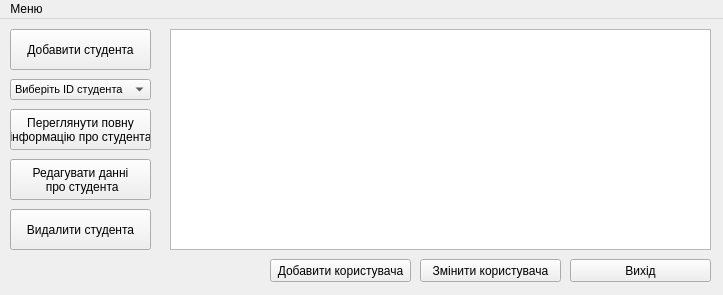
Shuna322/QtKyrsova, file mainwindow.ui: the form before one commit.
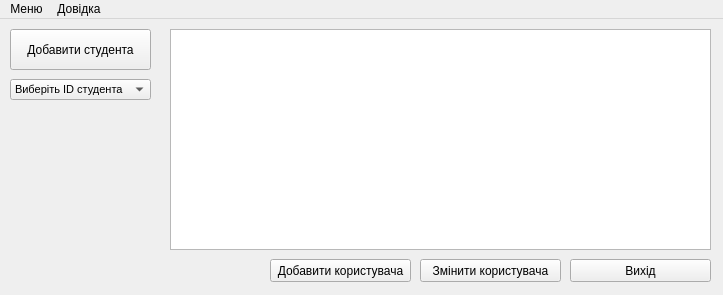
The form after the commit. Icons and pictures are not drawn.

Patch:
```diff
--- a/mainwindow.ui
+++ b/mainwindow.ui
@@ -96,19 +96,6 @@
      <bool>false</bool>
     </attribute>
    </widget>
-   <widget class="QPushButton" name="pushButton_3">
-    <property name="geometry">
-     <rect>
-      <x>10</x>
-      <y>190</y>
-      <width>141</width>
-      <height>41</height>
-     </rect>
-    </property>
-    <property name="text">
-     <string>Видалити студента</string>
-    </property>
-   </widget>
    <widget class="QComboBox" name="comboBox">
     <property name="geometry">
      <rect>
@@ -159,34 +146,6 @@
      <string>Добавити користувача</string>
     </property>
    </widget>
-   <widget class="QPushButton" name="pushButton_6">
-    <property name="geometry">
-     <rect>
-      <x>10</x>
-      <y>140</y>
-      <width>141</width>
-      <height>41</height>
-     </rect>
-    </property>
-    <property name="text">
-     <string>Редагувати данні
- про студента</string>
-    </property>
-   </widget>
-   <widget class="QPushButton" name="pushButton_7">
-    <property name="geometry">
-     <rect>
-      <x>10</x>
-      <y>90</y>
-      <width>141</width>
-      <height>41</height>
-     </rect>
-    </property>
-    <property name="text">
-     <string>Переглянути повну
-інформацію про студента</string>
-    </property>
-   </widget>
    <widget class="QPushButton" name="pushButton_8">
     <property name="geometry">
      <rect>
@@ -233,7 +192,16 @@
     <addaction name="action_4"/>
     <addaction name="action_3"/>
    </widget>
+   <widget class="QMenu" name="menu_2">
+    <property name="title">
+     <string>Довідка</string>
+    </property>
+    <addaction name="action_5"/>
+    <addaction name="action_Qt"/>
+    <addaction name="action_7"/>
+   </widget>
    <addaction name="menu"/>
+   <addaction name="menu_2"/>
   </widget>
   <action name="action">
    <property name="enabled">
```
Left out of the diff: 18 changed lines with no effect on the pictures.
